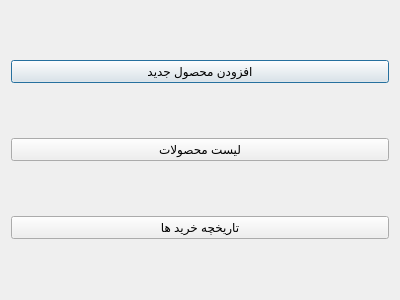
AP-projects-4001/alsa, file menu/custumer_menu.ui: the form before one commit.
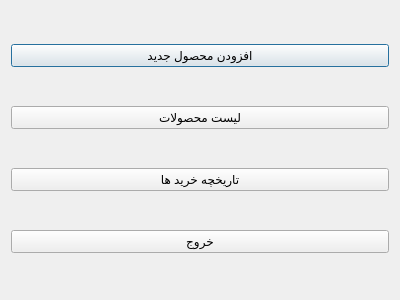
The form after the commit.

```diff
--- a/menu/custumer_menu.ui
+++ b/menu/custumer_menu.ui
@@ -35,6 +35,13 @@
      </property>
     </widget>
    </item>
+   <item>
+    <widget class="QPushButton" name="pushButton_4">
+     <property name="text">
+      <string>خروج</string>
+     </property>
+    </widget>
+   </item>
   </layout>
  </widget>
  <resources/>
```
